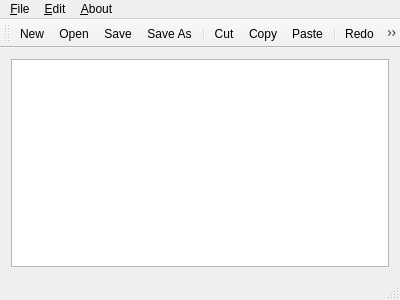
This is mainwindow.ui in stevenkarr/Qt-Notepad as Qt 5 draws it before an edit. The edited form follows.
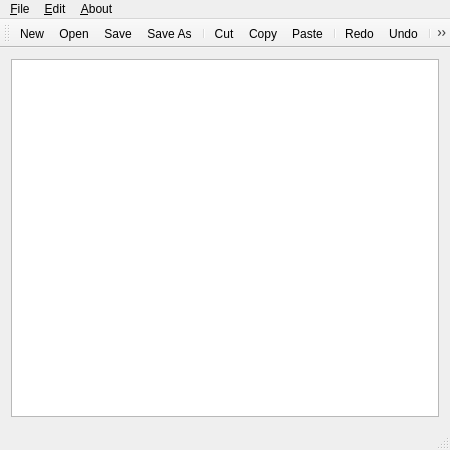
This is the edited form. Icons and pictures are not drawn.

Commit message: Changed starting window size to 450x450, set search directory to home

What changed in the file:
```diff
--- a/mainwindow.ui
+++ b/mainwindow.ui
@@ -6,8 +6,8 @@
    <rect>
     <x>0</x>
     <y>0</y>
-    <width>400</width>
-    <height>300</height>
+    <width>450</width>
+    <height>450</height>
    </rect>
   </property>
   <property name="windowTitle">
@@ -25,7 +25,7 @@
     <rect>
      <x>0</x>
      <y>0</y>
-     <width>400</width>
+     <width>450</width>
      <height>21</height>
     </rect>
    </property>
```
The commit also changes 2 other files.
